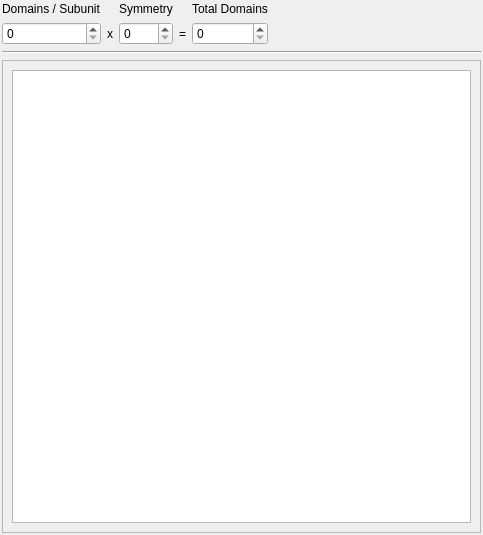
The window that config/domains/panel.ui (NATuG3/NATuG3) describes before a commit, drawn with Qt 5.
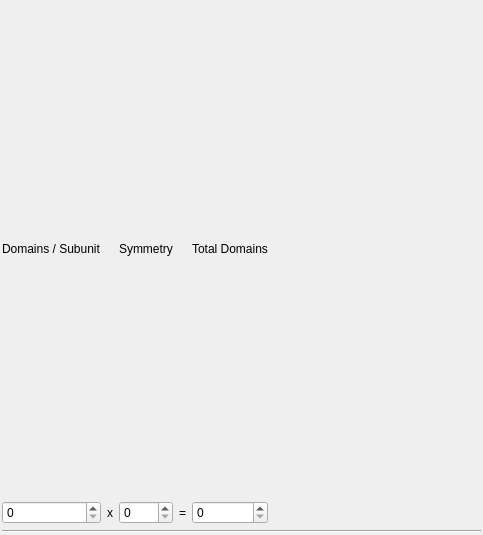
The same window after the commit. Custom widgets are drawn as their Qt base class.

Commit message: Added domains manager table

Patch:
```diff
--- a/config/domains/panel.ui
+++ b/config/domains/panel.ui
@@ -13,7 +13,7 @@
   <property name="windowTitle">
    <string>Form</string>
   </property>
-  <layout class="QGridLayout" name="gridLayout">
+  <layout class="QVBoxLayout" name="verticalLayout">
    <property name="leftMargin">
     <number>2</number>
    </property>
@@ -26,36 +26,7 @@
    <property name="bottomMargin">
     <number>2</number>
    </property>
-   <item row="1" column="1">
-    <widget class="Line" name="line">
-     <property name="orientation">
-      <enum>Qt::Horizontal</enum>
-     </property>
-    </widget>
-   </item>
-   <item row="2" column="1">
-    <widget class="QScrollArea" name="scrollArea">
-     <property name="widgetResizable">
-      <bool>true</bool>
-     </property>
-     <widget class="QWidget" name="scrollAreaWidgetContents_2">
-      <property name="geometry">
-       <rect>
-        <x>0</x>
-        <y>0</y>
-        <width>477</width>
-        <height>479</height>
-       </rect>
-      </property>
-      <layout class="QVBoxLayout" name="verticalLayout">
-       <item>
-        <widget class="table" name="domains_table"/>
-       </item>
-      </layout>
-     </widget>
-    </widget>
-   </item>
-   <item row="0" column="1">
+   <item>
     <layout class="QGridLayout" name="settings_area">
      <item row="1" column="3">
       <widget class="QLabel" name="label_2">
@@ -176,15 +147,15 @@
      </item>
     </layout>
    </item>
+   <item>
+    <widget class="Line" name="line">
+     <property name="orientation">
+      <enum>Qt::Horizontal</enum>
+     </property>
+    </widget>
+   </item>
   </layout>
  </widget>
- <customwidgets>
-  <customwidget>
-   <class>table</class>
-   <extends>QTableWidget</extends>
-   <header>config.domains.main</header>
-  </customwidget>
- </customwidgets>
  <resources/>
  <connections/>
 </ui>
```
Left out of the diff: 70 changed lines with no effect on the pictures. The commit also changes 27 other files.
